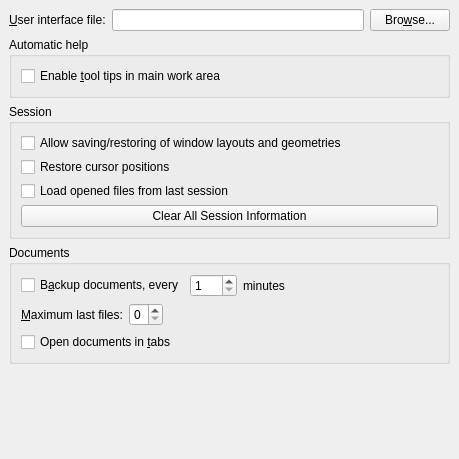
Old version of the form src/frontends/qt4/ui/PrefUi.ui in the repository rpavlik/lyx-lucid-backport.
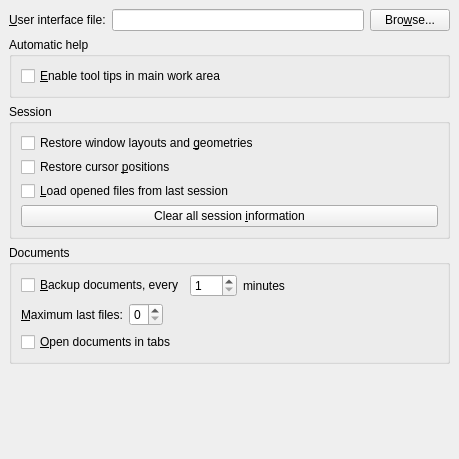
New version of the form.

The edit to the form file:
```diff
--- a/src/frontends/qt4/ui/PrefUi.ui
+++ b/src/frontends/qt4/ui/PrefUi.ui
@@ -10,7 +10,9 @@
    </rect>
   </property>
   <property name="sizePolicy" >
-   <sizepolicy vsizetype="Fixed" hsizetype="Fixed" >
+   <sizepolicy>
+    <hsizetype>0</hsizetype>
+    <vsizetype>0</vsizetype>
     <horstretch>0</horstretch>
     <verstretch>0</verstretch>
    </sizepolicy>
@@ -49,28 +51,28 @@
          <string>Restore to cursor position when the file was last closed</string>
         </property>
         <property name="text" >
-         <string>Allow saving/restoring of window layouts and geometries</string>
+         <string>Restore window layouts and &amp;geometries</string>
         </property>
        </widget>
       </item>
       <item row="1" column="0" >
        <widget class="QCheckBox" name="restoreCursorCB" >
         <property name="text" >
-         <string>Restore cursor positions</string>
+         <string>Restore cursor &amp;positions</string>
         </property>
        </widget>
       </item>
       <item row="2" column="0" >
        <widget class="QCheckBox" name="loadSessionCB" >
         <property name="text" >
-         <string>Load opened files from last session</string>
+         <string>&amp;Load opened files from last session</string>
         </property>
        </widget>
       </item>
       <item row="3" column="0" >
        <widget class="QPushButton" name="clearSessionPB" >
         <property name="text" >
-         <string>Clear All Session Information</string>
+         <string>Clear all session &amp;information</string>
         </property>
        </widget>
       </item>
@@ -165,14 +167,14 @@
       <item row="0" column="0" >
        <widget class="QCheckBox" name="autoSaveCB" >
         <property name="text" >
-         <string>B&amp;ackup documents, every</string>
+         <string>&amp;Backup documents, every</string>
         </property>
        </widget>
       </item>
       <item row="2" column="0" colspan="4" >
        <widget class="QCheckBox" name="openDocumentsInTabsCB" >
         <property name="text" >
-         <string>Open documents in &amp;tabs</string>
+         <string>&amp;Open documents in tabs</string>
         </property>
        </widget>
       </item>
@@ -216,7 +218,7 @@
          <string>Checking this allow the automatic display of helpful comments for insets in the main work area of an edited document</string>
         </property>
         <property name="text" >
-         <string>Enable &amp;tool tips in main work area</string>
+         <string>&amp;Enable tool tips in main work area</string>
         </property>
        </widget>
       </item>
```
Left out of the diff: 6 changed lines with no effect on the pictures.
